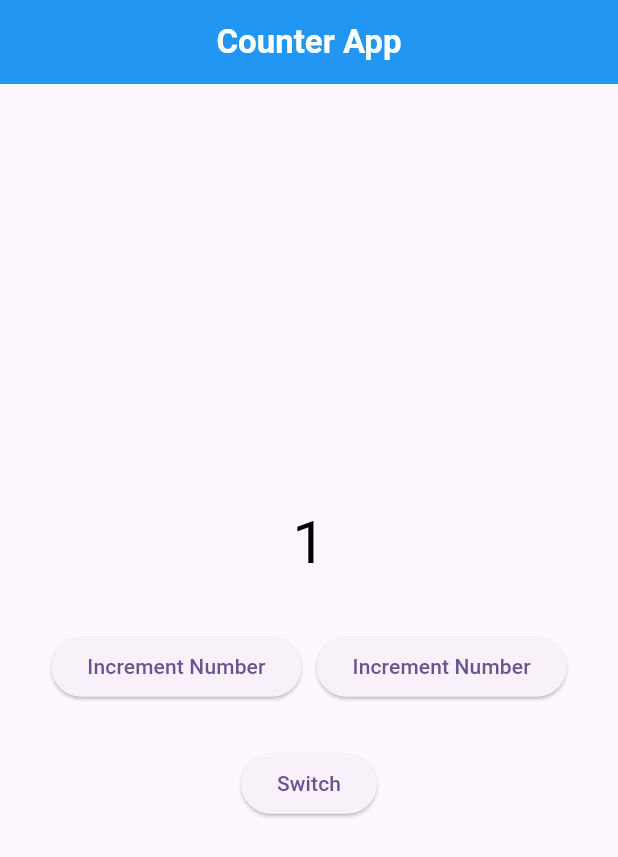
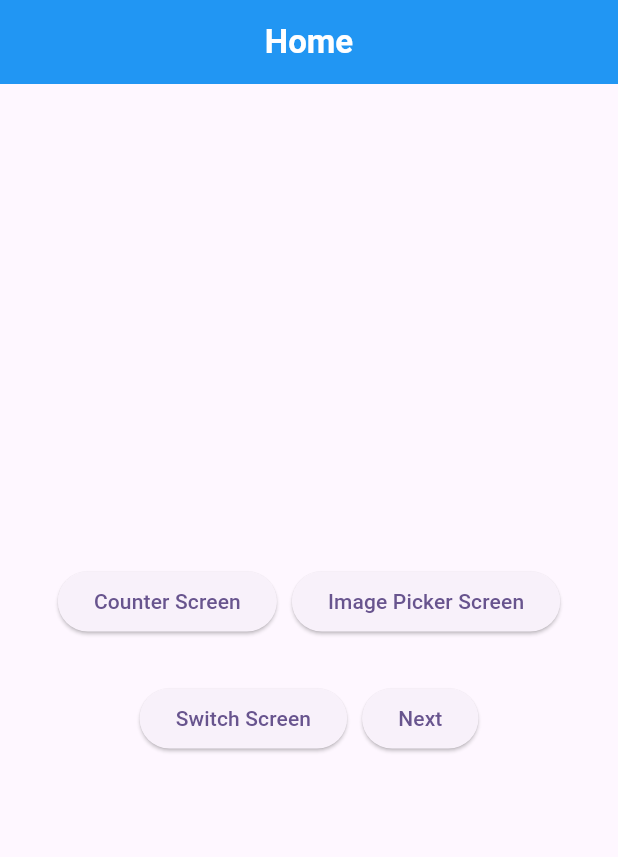
Before and after one commit to Muhammadkhabab/counter-app-bloc, a Flutter app: the screen it shows after launch, on a phone screen of 412 x 824 dp. Shown: the top 857 px of the screen. Run offline on Flutter 3.47's test engine with Material 3 defaults, Android fonts, the phone set to English and light mode, and no system bars; our stand-ins replace bloc, equatable, flutter_bloc, image_picker.

Commit message:
image picker screen can create it

```diff
--- /dev/null
+++ b/lib/bloc/image_picker_bloc/image_picker_bloc.dart
@@ -0,0 +1,24 @@
+import 'package:bloc/bloc.dart';
+import 'package:image_picker/image_picker.dart';
+
+import '../../utlis/image_picker_utlis/image_picker_utlis.dart';
+import 'image_picker_event.dart';
+import 'image_picker_states.dart';
+
+class ImagePickerBloc extends Bloc<ImagePickerEvent, ImagePickerStates> {
+  final ImagePickerUtlis imagePickerUtlis;
+  ImagePickerBloc(this.imagePickerUtlis) : super(ImagePickerStates()) {
+    on<CameraCaptureEvent>(_cameraCapture);
+    on<GalleryPickerEvent>(_galleryPicker);
+  }
+
+  void _cameraCapture(CameraCaptureEvent event, Emitter<ImagePickerStates> emit) async {
+    XFile? file = await imagePickerUtlis.cameraCapture();
+    emit(state.copyWith(file: file, sourceType: ImageSourceType.camera));
+  }
+
+  void _galleryPicker(GalleryPickerEvent event, Emitter<ImagePickerStates> emit) async {
+    XFile? file = await imagePickerUtlis.galleryPicker();
+    emit(state.copyWith(file: file, sourceType: ImageSourceType.gallery));
+  }
+}
--- /dev/null
+++ b/lib/bloc/image_picker_bloc/image_picker_event.dart
@@ -0,0 +1,12 @@
+import 'package:equatable/equatable.dart';
+
+abstract class ImagePickerEvent extends Equatable {
+  const ImagePickerEvent();
+
+  @override
+  List<Object?> get props => [];
+}
+
+class CameraCaptureEvent extends ImagePickerEvent {}
+
+class GalleryPickerEvent extends ImagePickerEvent {}
--- /dev/null
+++ b/lib/bloc/image_picker_bloc/image_picker_states.dart
@@ -0,0 +1,21 @@
+import 'package:equatable/equatable.dart';
+import 'package:image_picker/image_picker.dart';
+
+enum ImageSourceType { camera, gallery}
+
+class ImagePickerStates extends Equatable {
+  final XFile? file;
+  final ImageSourceType? sourceType;
+
+  const ImagePickerStates({this.file, this.sourceType});
+
+  ImagePickerStates copyWith({XFile? file, ImageSourceType? sourceType}) {
+    return ImagePickerStates(
+      file: file ?? this.file,
+      sourceType: sourceType ?? this.sourceType,
+    );
+  }
+
+  @override
+  List<Object?> get props => [file, sourceType];
+}
--- a/lib/bloc/switch_bloc/switch_event.dart
+++ b/lib/bloc/switch_bloc/switch_event.dart
@@ -11,8 +11,8 @@ class EnableOrDisableNotifications extends SwitchEvent {}
 
 //this is the slider event
 class SliderEvent extends SwitchEvent {
-  double slider;
-  SliderEvent({required this.slider});
+  final double slider;
+  const SliderEvent({required this.slider});
 
   @override
   List<Object?> get props => [slider];
--- a/lib/bloc/switch_bloc/switch_state.dart
+++ b/lib/bloc/switch_bloc/switch_state.dart
@@ -1,10 +1,11 @@
 part of 'switch_bloc.dart';
 
 class SwitchStates extends Equatable {
-  bool isSwitch;
+  final bool isSwitch;
   double sliderValue;
   SwitchStates({this.isSwitch = false, this.sliderValue = 1.0});
 
+  //create the new instance of the SwitchState
   SwitchStates copyWith({bool? isSwitch, double? sliderValue}) {
     return SwitchStates(
       isSwitch: isSwitch ?? this.isSwitch,
--- a/lib/main.dart
+++ b/lib/main.dart
@@ -1,5 +1,8 @@
 import 'package:bloc_counter_app/bloc/counter_bloc/counter_bloc.dart';
-import 'package:bloc_counter_app/ui/counter_home_screen.dart';
+import 'package:bloc_counter_app/bloc/image_picker_bloc/image_picker_bloc.dart';
+import 'package:bloc_counter_app/ui/screens/counter_home_screen.dart';
+import 'package:bloc_counter_app/ui/screens/home_screen.dart';
+import 'package:bloc_counter_app/utlis/image_picker_utlis/image_picker_utlis.dart';
 import 'package:flutter/material.dart';
 import 'package:flutter_bloc/flutter_bloc.dart';
 
@@ -19,6 +22,7 @@ class MyApp extends StatelessWidget {
       providers: [
         BlocProvider(create: (_) => CounterBloc()),
         BlocProvider(create: (_) => SwitchBloc()),
+        BlocProvider(create: (_) => ImagePickerBloc(ImagePickerUtlis())),
       ],
       child: MaterialApp(
         debugShowCheckedModeBanner: false,
@@ -27,7 +31,7 @@ class MyApp extends StatelessWidget {
           colorScheme: ColorScheme.fromSeed(seedColor: Colors.deepPurple),
           useMaterial3: true,
         ),
-        home: CounterHomeScreen(),
+        home: HomeScreen(),
       ),
     );
   }
--- a/lib/ui/counter_home_screen.dart
+++ b/lib/ui/screens/counter_home_screen.dart
@@ -1,10 +1,10 @@
 import 'package:bloc_counter_app/bloc/counter_bloc/counter_bloc.dart';
 import 'package:bloc_counter_app/bloc/counter_bloc/counter_state.dart';
-import 'package:bloc_counter_app/ui/switch_example_screen.dart';
+import 'package:bloc_counter_app/ui/screens/switch_example_screen.dart';
 import 'package:flutter/material.dart';
 import 'package:flutter_bloc/flutter_bloc.dart';
 
-import '../bloc/counter_bloc/counter_event.dart';
+import '../../bloc/counter_bloc/counter_event.dart';
 
 class CounterHomeScreen extends StatefulWidget {
   const CounterHomeScreen({super.key});
@@ -18,6 +18,7 @@ class _CounterHomeScreenState extends State<CounterHomeScreen> {
   Widget build(BuildContext context) {
     return Scaffold(
       appBar: AppBar(
+        automaticallyImplyLeading: false,
         title: Text(
           'Counter App',
           style: TextStyle(color: Colors.white, fontWeight: FontWeight.bold),
@@ -53,12 +54,6 @@ class _CounterHomeScreenState extends State<CounterHomeScreen> {
               ),
             ],
           ),
-          ElevatedButton(
-            onPressed: () {
-              Navigator.push(context, MaterialPageRoute(builder: (context) => SwitchExampleScreen()));
-            },
-            child: Text('Switch'),
-          ),
         ],
       ),
     );
--- /dev/null
+++ b/lib/ui/screens/home_screen.dart
@@ -0,0 +1,73 @@
+import 'package:bloc_counter_app/ui/screens/counter_home_screen.dart';
+import 'package:bloc_counter_app/ui/screens/switch_example_screen.dart';
+import 'package:flutter/material.dart';
+
+import 'image_picker_screen.dart';
+
+class HomeScreen extends StatefulWidget {
+  const HomeScreen({super.key});
+
+  @override
+  State<HomeScreen> createState() => _HomeScreenState();
+}
+
+class _HomeScreenState extends State<HomeScreen> {
+  @override
+  Widget build(BuildContext context) {
+    return Scaffold(
+      appBar: AppBar(
+        title: Text(
+          'Home',
+          style: TextStyle(color: Colors.white, fontWeight: FontWeight.bold),
+        ),
+        backgroundColor: Colors.blue,
+        centerTitle: true,
+      ),
+      body: Column(
+        mainAxisAlignment: MainAxisAlignment.center,
+        crossAxisAlignment: CrossAxisAlignment.center,
+        spacing: 30,
+        children: [
+          Row(
+            crossAxisAlignment: CrossAxisAlignment.center,
+            mainAxisAlignment: MainAxisAlignment.center,
+            spacing: 10,
+            children: [
+              ElevatedButton(
+                onPressed: () {
+                  Navigator.push(context, MaterialPageRoute(builder: (context) => CounterHomeScreen()));
+                },
+                child: Text('Counter Screen'),
+              ),
+              ElevatedButton(
+                onPressed: () {
+                  Navigator.push(context, MaterialPageRoute(builder: (context) => ImagePickerScreen()));
+                },
+                child: Text('Image Picker Screen'),
+              ),
+            ],
+          ),
+          Row(
+            crossAxisAlignment: CrossAxisAlignment.center,
+            mainAxisAlignment: MainAxisAlignment.center,
+            spacing: 10,
+            children: [
+              ElevatedButton(
+                onPressed: () {
+                  Navigator.push(context, MaterialPageRoute(builder: (context) => SwitchExampleScreen()));
+                },
+                child: Text('Switch Screen'),
+              ),
+              ElevatedButton(
+                onPressed: () {
+                  Navigator.push(context, MaterialPageRoute(builder: (context) => SwitchExampleScreen()));
+                },
+                child: Text('Next'),
+              ),
+            ],
+          )
+        ],
+      ),
+    );
+  }
+}
--- a/pubspec.yaml
+++ b/pubspec.yaml
@@ -37,6 +37,7 @@ dependencies:
   flutter_bloc: ^9.0.0
   bloc: ^9.0.0
   equatable: ^2.0.7
+  image_picker: ^1.1.2
 
 dev_dependencies:
   flutter_test:
```
Also changed, not shown: lib/ui/screens/image_picker_screen.dart (added, +96 -0 lines), lib/ui/screens/switch_example_screen.dart (renamed from lib/ui/switch_example_screen.dart), pubspec.lock, 5 other files.
